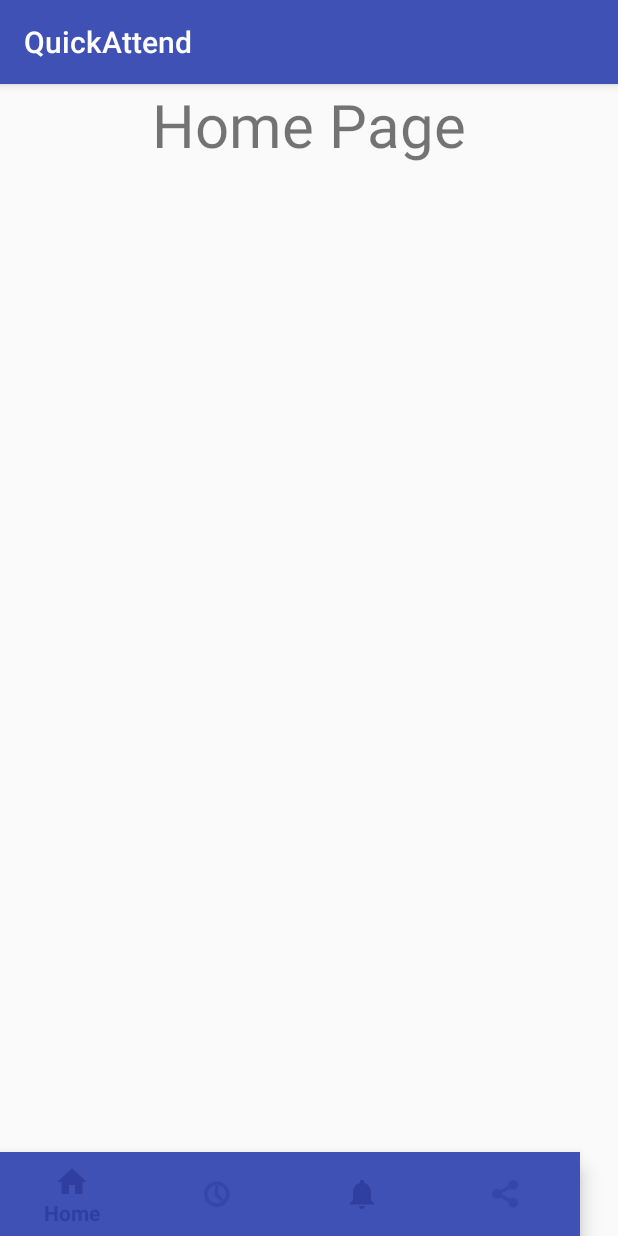
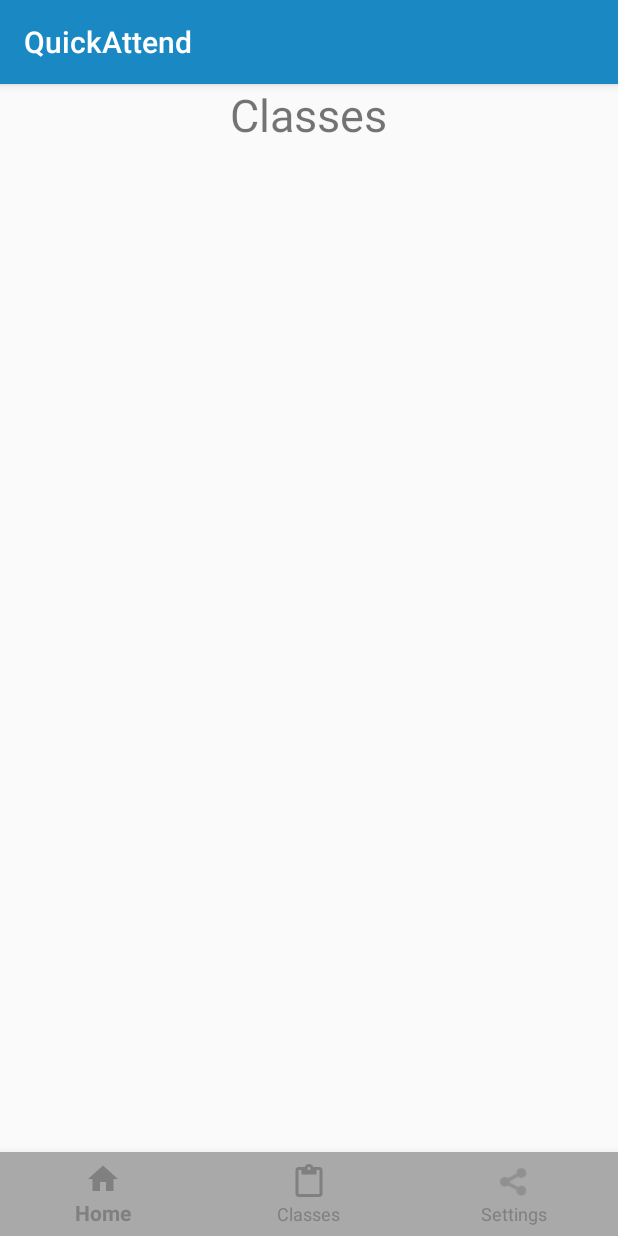
Before and after one commit to scatterlava/QuickAttend, an Android app: the screen it shows after launch (HomePage before the commit, homepage after it), on a phone screen of 412 x 824 dp. Run offline under Robolectric (Android 15) with nearby library versions, the phone set to English and light mode, and no system bars.

Commit message:
Started the Project

```diff
--- a/app/src/main/AndroidManifest.xml
+++ b/app/src/main/AndroidManifest.xml
@@ -10,7 +10,7 @@
         android:supportsRtl="true"
         android:theme="@style/AppTheme">
         <activity
-            android:name=".HomePage"
+            android:name=".homepage"
             android:label="@string/app_name">
             <intent-filter>
                 <action android:name="android.intent.action.MAIN" />
--- a/app/src/main/java/com/example/nishant/quickattend/HomePage.java
+++ b/app/src/main/java/com/example/nishant/quickattend/homepage.java
@@ -7,7 +7,7 @@ import android.support.v7.app.AppCompatActivity;
 import android.view.MenuItem;
 import android.widget.TextView;
 
-public class HomePage extends AppCompatActivity {
+public class homepage extends AppCompatActivity {
 
     private TextView mTextMessage;
 
@@ -23,12 +23,13 @@ public class HomePage extends AppCompatActivity {
                 case R.id.navigation_classes:
                     mTextMessage.setText(R.string.title_classes);
                     return true;
-                case R.id.navigation_notifications:
-                    mTextMessage.setText(R.string.title_notifications);
-                    return true;
+//                case R.id.navigation_statistics:
+//                    mTextMessage.setText(R.string.title_statistics);
+//                    return true;
                 case R.id.navigation_settings:
                     mTextMessage.setText(R.string.title_settings);
                     return true;
+
             }
             return false;
         }
@@ -37,8 +38,7 @@ public class HomePage extends AppCompatActivity {
     @Override
     protected void onCreate(Bundle savedInstanceState) {
         super.onCreate(savedInstanceState);
-        setContentView(R.layout.activity_home_page);
-
+        setContentView(R.layout.bottomnavbar);
 
 
         mTextMessage = (TextView) findViewById(R.id.message);
@@ -46,4 +46,5 @@ public class HomePage extends AppCompatActivity {
         navigation.setOnNavigationItemSelectedListener(mOnNavigationItemSelectedListener);
     }
 
+
 }
--- a/app/src/main/res/layout/activity_home_page.xml
+++ b/app/src/main/res/layout/activity_home_page.xml
@@ -1,30 +1,14 @@
 <?xml version="1.0" encoding="utf-8"?>
 <RelativeLayout xmlns:android="http://schemas.android.com/apk/res/android"
-    xmlns:app="http://schemas.android.com/apk/res-auto"
-    xmlns:tools="http://schemas.android.com/tools"
-    android:id="@+id/homepage"
-    android:layout_width="match_parent"
-    android:layout_height="match_parent"
-    tools:context="com.example.nishant.quickattend.HomePage">
+    android:layout_width="match_parent" android:layout_height="match_parent">
 
     <TextView
-        android:id="@+id/message"
+        android:id="@+id/textView"
         android:layout_width="wrap_content"
         android:layout_height="wrap_content"
+        android:layout_alignParentTop="true"
         android:layout_centerHorizontal="true"
-        android:text="Home Page"
-        android:textSize="40sp"/>
-
-    <android.support.design.widget.BottomNavigationView
-        android:id="@+id/navigation"
-        android:layout_width="wrap_content"
-        android:layout_height="wrap_content"
-        android:layout_alignParentBottom="true"
-        android:layout_alignParentStart="true"
-        app:itemBackground="@color/colorPrimary"
-        app:itemIconTint="@color/colorPrimaryDark"
-        app:itemTextColor="@color/colorPrimaryDark"
-        android:background="?android:attr/windowBackground"
-        app:menu="@menu/navigation" />
+        android:textSize="30sp"
+        android:text="@string/title_classes" />
 
 </RelativeLayout>
--- /dev/null
+++ b/app/src/main/res/layout/bottomnavbar.xml
@@ -0,0 +1,24 @@
+<?xml version="1.0" encoding="utf-8"?>
+<RelativeLayout xmlns:android="http://schemas.android.com/apk/res/android"
+    xmlns:app="http://schemas.android.com/apk/res-auto"
+    xmlns:tools="http://schemas.android.com/tools"
+    android:id="@+id/homepage"
+    android:layout_width="match_parent"
+    android:layout_height="match_parent"
+    tools:context="com.example.nishant.quickattend.homepage">
+
+    <include layout="@layout/activity_home_page" />
+
+    <android.support.design.widget.BottomNavigationView
+        android:id="@+id/navigation"
+        android:layout_width="wrap_content"
+        android:layout_height="wrap_content"
+        android:layout_alignParentBottom="true"
+        android:layout_alignParentStart="true"
+        app:itemBackground="@color/lightgrey"
+        app:itemIconTint="@color/grey"
+        app:itemTextColor="@color/grey"
+        android:background="?android:attr/windowBackground"
+        app:menu="@menu/navigation" />
+
+</RelativeLayout>
--- a/app/src/main/res/menu/navigation.xml
+++ b/app/src/main/res/menu/navigation.xml
@@ -7,14 +7,15 @@
         android:icon="@drawable/ic_home_black_24dp"
         android:title="@string/title_home" />
 
+    <!--<item-->
+        <!--android:id="@+id/navigation_statistics"-->
+        <!--android:icon="@drawable/ic_notifications_black_24dp"-->
+        <!--android:title="@string/title_statistics" />-->
     <item
         android:id="@+id/navigation_classes"
-        android:icon="@android:drawable/ic_menu_recent_history"
+        android:icon="?android:attr/actionModePasteDrawable"
+
         android:title="@string/title_classes" />
-    <item
-        android:id="@+id/navigation_notifications"
-        android:icon="@drawable/ic_notifications_black_24dp"
-        android:title="@string/title_notifications" />
     <item
         android:id="@+id/navigation_settings"
         android:icon="@android:drawable/ic_menu_share"
--- a/app/src/main/res/values/colors.xml
+++ b/app/src/main/res/values/colors.xml
@@ -1,6 +1,16 @@
 <?xml version="1.0" encoding="utf-8"?>
 <resources>
-    <color name="colorPrimary">#3F51B5</color>
-    <color name="colorPrimaryDark">#303F9F</color>
-    <color name="colorAccent">#FF4081</color>
+    <color name="colorPrimary">#1988C3</color>
+    <color name="colorPrimaryDark">#2C6B8C</color>
+    <color name="colorAccent">#FFFF</color>
+    <color name="colorLightPrimary">#CFD8DC</color>
+
+    <color name="black">#000000</color>
+    <color name="grey">#808080</color>
+    <color name="lightgrey">#A9A9A9</color>
+
+    <color name="primaryText">#212121</color>
+    <color name="secondaryText">#757575</color>
+    <color name="divider">#BDBDBD</color>
+    <color name="white">#FFFFFF</color>
 </resources>
--- a/app/src/main/res/values/strings.xml
+++ b/app/src/main/res/values/strings.xml
@@ -2,6 +2,6 @@
     <string name="app_name">QuickAttend</string>
     <string name="title_home">Home</string>
     <string name="title_classes">Classes</string>
-    <string name="title_notifications">Notifications</string>
+    <string name="title_statistics">Stats</string>
     <string name="title_settings">Settings</string>
 </resources>
```
Also changed, not shown: app/build.gradle (+15 -2 lines), app/src/main/res/drawable-v24/back_arrow.xml (added, +9 -0 lines), app/src/main/res/drawable-v24/button_border.xml (added, +11 -0 lines), app/src/main/res/drawable-v24/button_round.xml (added, +24 -0 lines), app/src/main/res/drawable-v24/ic_menu_manage.xml (added, +9 -0 lines).
